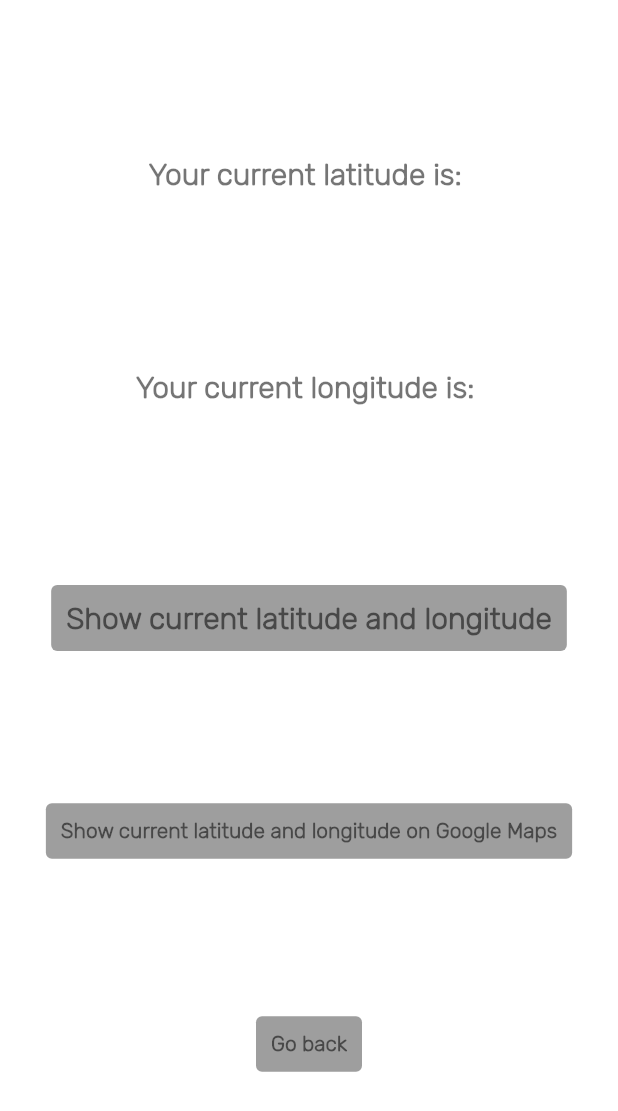
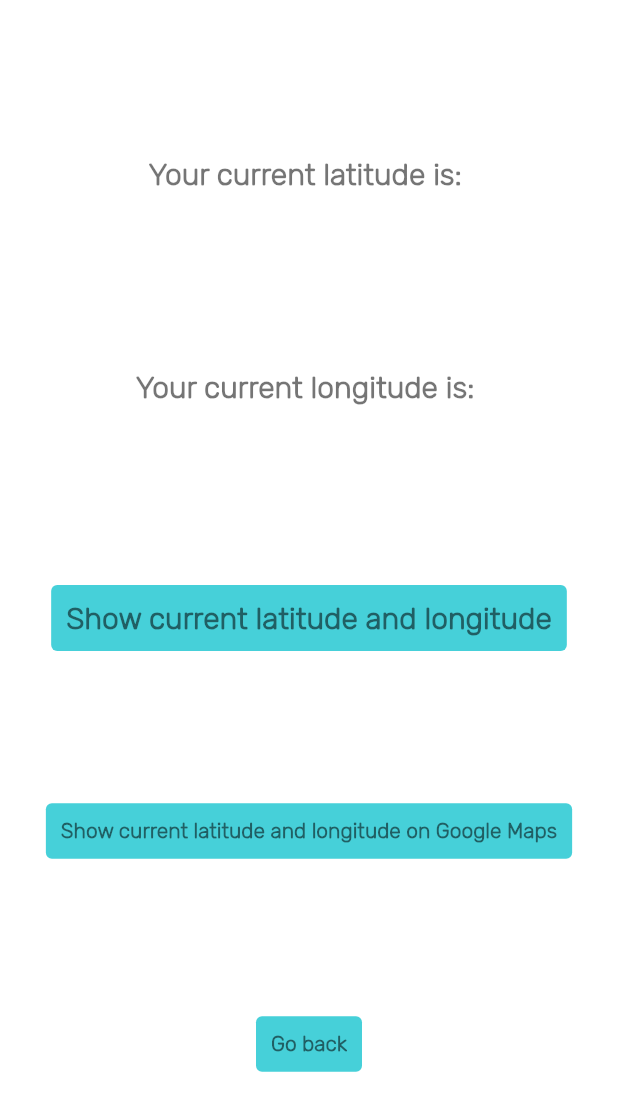
Before and after one commit to S4j33l/Flutter-Practice-4, a Flutter app: the LatitudeLongitudePage screen opened directly, on a phone screen of 412 x 824 dp. Shown: the top 1111 px of the screen. Run offline on Flutter 3.47's test engine with Material 2 defaults, Android fonts, the phone set to English and light mode, and no system bars; our stand-ins replace bottom_navy_bar, firebase_auth, firebase_core, flutter_rating_bar, geolocator, get; missing offline and left inert: art_sweetalert; accounts and stored records are empty.

Commit message:
changed color

```diff
--- a/lib/routes/show_latitude_and_longitude.dart
+++ b/lib/routes/show_latitude_and_longitude.dart
@@ -40,7 +40,7 @@ class _LatitudeLongitudePageState extends State<LatitudeLongitudePage> {
             Center(
               child: ElevatedButton(
                 style: ElevatedButton.styleFrom(
-                    backgroundColor: Colors.grey,
+                    backgroundColor: const Color.fromRGBO(70, 208, 217, 1),
                     padding: const EdgeInsets.all(10.0),
                     elevation: 0.0),
                 onPressed: () {
@@ -64,7 +64,7 @@ class _LatitudeLongitudePageState extends State<LatitudeLongitudePage> {
             Center(
               child: ElevatedButton(
                 style: ElevatedButton.styleFrom(
-                    backgroundColor: Colors.grey,
+                    backgroundColor: const Color.fromRGBO(70, 208, 217, 1),
                     padding: const EdgeInsets.all(10.0),
                     elevation: 0.0),
                 onPressed: () {
@@ -80,7 +80,7 @@ class _LatitudeLongitudePageState extends State<LatitudeLongitudePage> {
             Center(
               child: ElevatedButton(
                 style: ElevatedButton.styleFrom(
-                    backgroundColor: Colors.grey,
+                    backgroundColor: const Color.fromRGBO(70, 208, 217, 1),
                     padding: const EdgeInsets.all(10.0),
                     elevation: 0.0),
                 onPressed: () {
```
